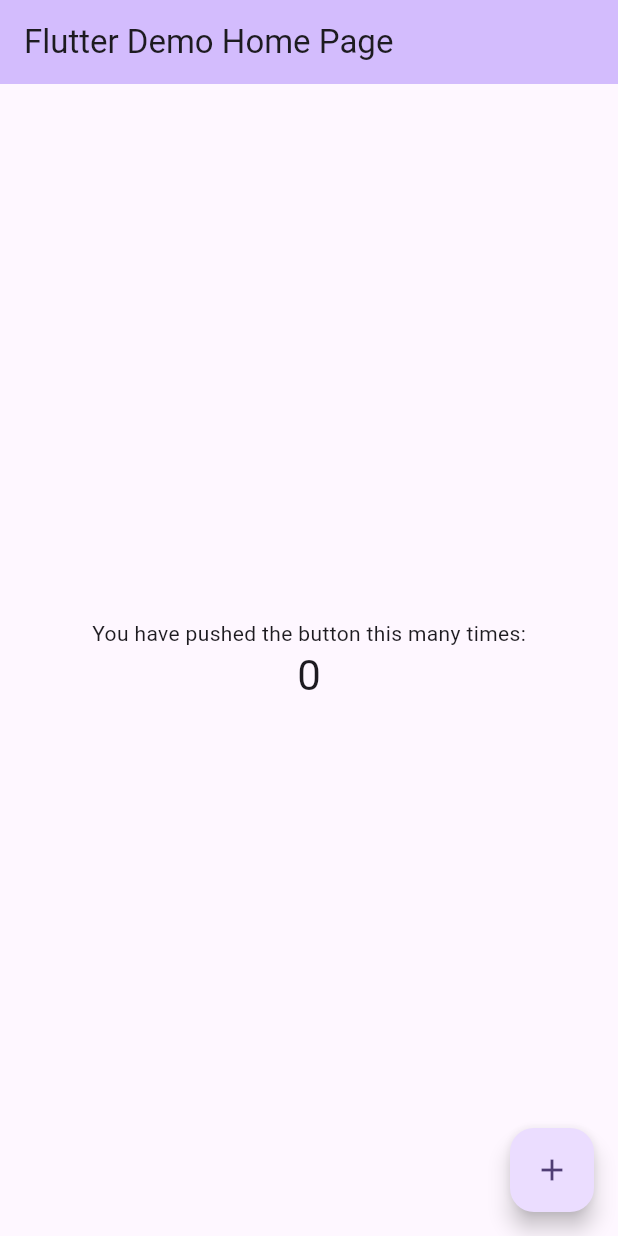
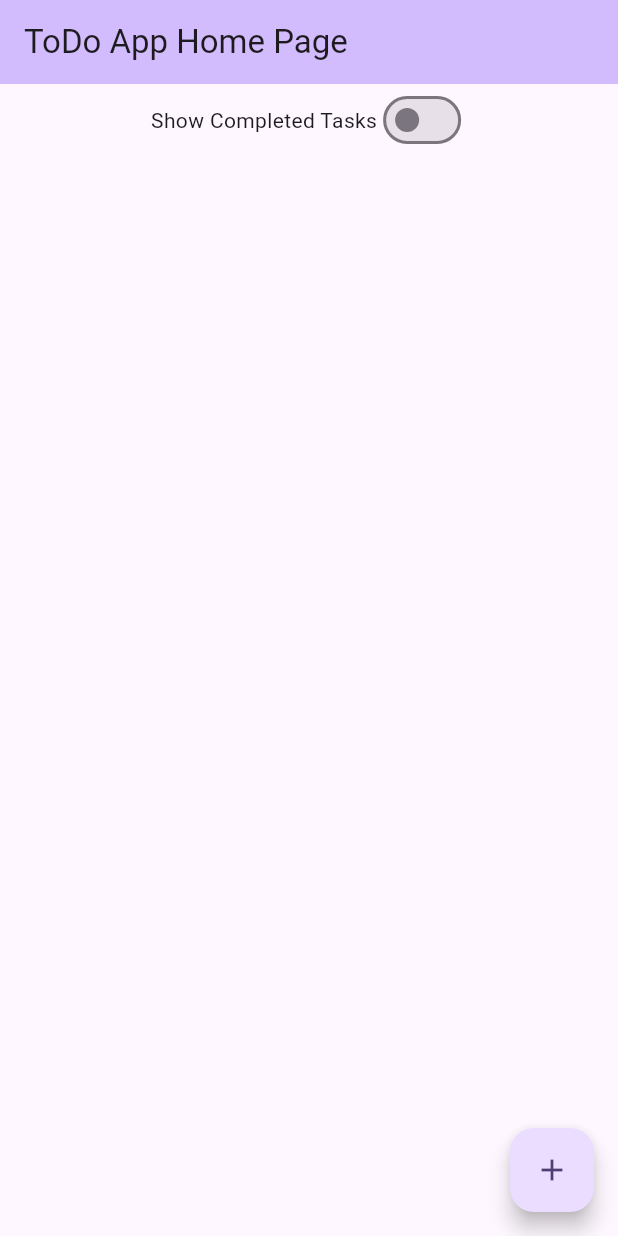
Before and after one commit to yokkomystery/ToDoApp, a Flutter app: the screen it shows after launch, on a phone screen of 412 x 824 dp. Run offline on Flutter 3.47's test engine with Material 3 defaults, Android fonts, the phone set to English and light mode, and no system bars.

Commit message:
Add task management and filtering functionality
* **lib/task.dart**
  - Define `Task` class with properties `title`, `description`, `creationDate`, and `isCompleted`
  - Add constructor to initialize `Task` properties
  - Add method to toggle `isCompleted` status

* **lib/task_list.dart**
  - Define `TaskList` widget to display tasks with options to mark as complete or delete

* **lib/filter_options.dart**
  - Define `FilterOptions` widget to filter tasks by completed and incomplete status

* **lib/main.dart**
  - Import `task.dart`, `task_list.dart`, and `filter_options.dart`
  - Update `MyHomePage` widget to include task list and filter options
  - Implement methods to add, delete, and filter tasks
  - Update `build` method to display `TaskList` and `FilterOptions` widgets

```diff
--- /dev/null
+++ b/lib/filter_options.dart
@@ -0,0 +1,35 @@
+import 'package:flutter/material.dart';
+
+class FilterOptions extends StatefulWidget {
+  final Function(bool) onFilterChanged;
+
+  FilterOptions({required this.onFilterChanged});
+
+  @override
+  _FilterOptionsState createState() => _FilterOptionsState();
+}
+
+class _FilterOptionsState extends State<FilterOptions> {
+  bool showCompleted = false;
+
+  void _updateFilter(bool value) {
+    setState(() {
+      showCompleted = value;
+    });
+    widget.onFilterChanged(showCompleted);
+  }
+
+  @override
+  Widget build(BuildContext context) {
+    return Row(
+      mainAxisAlignment: MainAxisAlignment.center,
+      children: [
+        Text('Show Completed Tasks'),
+        Switch(
+          value: showCompleted,
+          onChanged: _updateFilter,
+        ),
+      ],
+    );
+  }
+}
--- a/lib/main.dart
+++ b/lib/main.dart
@@ -1,4 +1,7 @@
 import 'package:flutter/material.dart';
+import 'task.dart';
+import 'task_list.dart';
+import 'filter_options.dart';
 
 void main() {
   runApp(const MyApp());
@@ -7,46 +10,21 @@ void main() {
 class MyApp extends StatelessWidget {
   const MyApp({super.key});
 
-  // This widget is the root of your application.
   @override
   Widget build(BuildContext context) {
     return MaterialApp(
-      title: 'Flutter Demo',
+      title: 'ToDo App',
       theme: ThemeData(
-        // This is the theme of your application.
-        //
-        // TRY THIS: Try running your application with "flutter run". You'll see
-        // the application has a purple toolbar. Then, without quitting the app,
-        // try changing the seedColor in the colorScheme below to Colors.green
-        // and then invoke "hot reload" (save your changes or press the "hot
-        // reload" button in a Flutter-supported IDE, or press "r" if you used
-        // the command line to start the app).
-        //
-        // Notice that the counter didn't reset back to zero; the application
-        // state is not lost during the reload. To reset the state, use hot
-        // restart instead.
-        //
-        // This works for code too, not just values: Most code changes can be
-        // tested with just a hot reload.
         colorScheme: ColorScheme.fromSeed(seedColor: Colors.deepPurple),
         useMaterial3: true,
       ),
-      home: const MyHomePage(title: 'Flutter Demo Home Page'),
+      home: const MyHomePage(title: 'ToDo App Home Page'),
     );
   }
 }
 
 class MyHomePage extends StatefulWidget {
   const MyHomePage({super.key, required this.title});
-
-  // This widget is the home page of your application. It is stateful, meaning
-  // that it has a State object (defined below) that contains fields that affect
-  // how it looks.
-
-  // This class is the configuration for the state. It holds the values (in this
-  // case the title) provided by the parent (in this case the App widget) and
-  // used by the build method of the State. Fields in a Widget subclass are
-  // always marked "final".
 
   final String title;
 
@@ -55,71 +33,65 @@ class MyHomePage extends StatefulWidget {
 }
 
 class _MyHomePageState extends State<MyHomePage> {
-  int _counter = 0;
+  List<Task> tasks = [];
+  bool showCompleted = false;
 
-  void _incrementCounter() {
+  void _addTask(String title, String description) {
     setState(() {
-      // This call to setState tells the Flutter framework that something has
-      // changed in this State, which causes it to rerun the build method below
-      // so that the display can reflect the updated values. If we changed
-      // _counter without calling setState(), then the build method would not be
-      // called again, and so nothing would appear to happen.
-      _counter++;
+      tasks.add(Task(
+        title: title,
+        description: description,
+        creationDate: DateTime.now(),
+      ));
+    });
+  }
+
+  void _deleteTask(Task task) {
+    setState(() {
+      tasks.remove(task);
+    });
+  }
+
+  void _toggleTaskCompletion(Task task) {
+    setState(() {
+      task.toggleCompleted();
+    });
+  }
+
+  void _updateFilter(bool value) {
+    setState(() {
+      showCompleted = value;
     });
   }
 
   @override
   Widget build(BuildContext context) {
-    // This method is rerun every time setState is called, for instance as done
-    // by the _incrementCounter method above.
-    //
-    // The Flutter framework has been optimized to make rerunning build methods
-    // fast, so that you can just rebuild anything that needs updating rather
-    // than having to individually change instances of widgets.
+    List<Task> filteredTasks = tasks.where((task) => task.isCompleted == showCompleted).toList();
+
     return Scaffold(
       appBar: AppBar(
-        // TRY THIS: Try changing the color here to a specific color (to
-        // Colors.amber, perhaps?) and trigger a hot reload to see the AppBar
-        // change color while the other colors stay the same.
         backgroundColor: Theme.of(context).colorScheme.inversePrimary,
-        // Here we take the value from the MyHomePage object that was created by
-        // the App.build method, and use it to set our appbar title.
         title: Text(widget.title),
       ),
-      body: Center(
-        // Center is a layout widget. It takes a single child and positions it
-        // in the middle of the parent.
-        child: Column(
-          // Column is also a layout widget. It takes a list of children and
-          // arranges them vertically. By default, it sizes itself to fit its
-          // children horizontally, and tries to be as tall as its parent.
-          //
-          // Column has various properties to control how it sizes itself and
-          // how it positions its children. Here we use mainAxisAlignment to
-          // center the children vertically; the main axis here is the vertical
-          // axis because Columns are vertical (the cross axis would be
-          // horizontal).
-          //
-          // TRY THIS: Invoke "debug painting" (choose the "Toggle Debug Paint"
-          // action in the IDE, or press "p" in the console), to see the
-          // wireframe for each widget.
-          mainAxisAlignment: MainAxisAlignment.center,
-          children: <Widget>[
-            const Text(
-              'You have pushed the button this many times:',
+      body: Column(
+        children: <Widget>[
+          FilterOptions(onFilterChanged: _updateFilter),
+          Expanded(
+            child: TaskList(
+              tasks: filteredTasks,
+              onTaskComplete: _toggleTaskCompletion,
+              onTaskDelete: _deleteTask,
             ),
-            Text(
-              '$_counter',
-              style: Theme.of(context).textTheme.headlineMedium,
-            ),
-          ],
-        ),
+          ),
+        ],
       ),
       floatingActionButton: FloatingActionButton(
-        onPressed: _incrementCounter,
-        tooltip: 'Increment',
+        onPressed: () {
+          // Add task logic here
+        },
+        tooltip: 'Add Task',
         child: const Icon(Icons.add),
-      ), // This trailing comma makes auto-formatting nicer for build methods.
+      ),
     );
   }
 }
--- /dev/null
+++ b/lib/task.dart
@@ -0,0 +1,17 @@
+class Task {
+  String title;
+  String description;
+  DateTime creationDate;
+  bool isCompleted;
+
+  Task({
+    required this.title,
+    required this.description,
+    required this.creationDate,
+    this.isCompleted = false,
+  });
+
+  void toggleCompleted() {
+    isCompleted = !isCompleted;
+  }
+}
--- /dev/null
+++ b/lib/task_list.dart
@@ -0,0 +1,43 @@
+import 'package:flutter/material.dart';
+import 'task.dart';
+
+class TaskList extends StatelessWidget {
+  final List<Task> tasks;
+  final Function(Task) onTaskComplete;
+  final Function(Task) onTaskDelete;
+
+  TaskList({
+    required this.tasks,
+    required this.onTaskComplete,
+    required this.onTaskDelete,
+  });
+
+  @override
+  Widget build(BuildContext context) {
+    return ListView.builder(
+      itemCount: tasks.length,
+      itemBuilder: (context, index) {
+        final task = tasks[index];
+        return ListTile(
+          title: Text(task.title),
+          subtitle: Text(task.description),
+          trailing: Row(
+            mainAxisSize: MainAxisSize.min,
+            children: [
+              IconButton(
+                icon: Icon(
+                  task.isCompleted ? Icons.check_box : Icons.check_box_outline_blank,
+                ),
+                onPressed: () => onTaskComplete(task),
+              ),
+              IconButton(
+                icon: Icon(Icons.delete),
+                onPressed: () => onTaskDelete(task),
+              ),
+            ],
+          ),
+        );
+      },
+    );
+  }
+}
```
